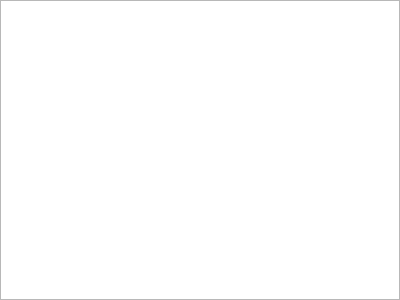
Old version of the form extentui/iccomboboxview.ui in the repository dongdong-2009/PannelRobot.
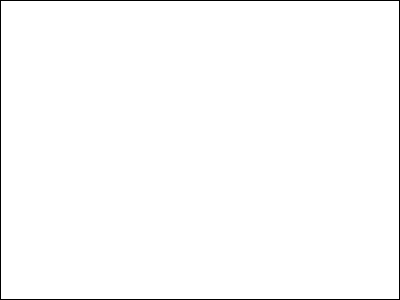
New version of the form.

Diff of the .ui file:
```diff
--- a/extentui/iccomboboxview.ui
+++ b/extentui/iccomboboxview.ui
@@ -28,6 +28,15 @@
    </property>
    <item>
     <widget class="QListView" name="listView">
+     <property name="focusPolicy">
+      <enum>Qt::NoFocus</enum>
+     </property>
+     <property name="frameShape">
+      <enum>QFrame::Box</enum>
+     </property>
+     <property name="frameShadow">
+      <enum>QFrame::Plain</enum>
+     </property>
      <property name="verticalScrollBarPolicy">
       <enum>Qt::ScrollBarAlwaysOff</enum>
      </property>
```
